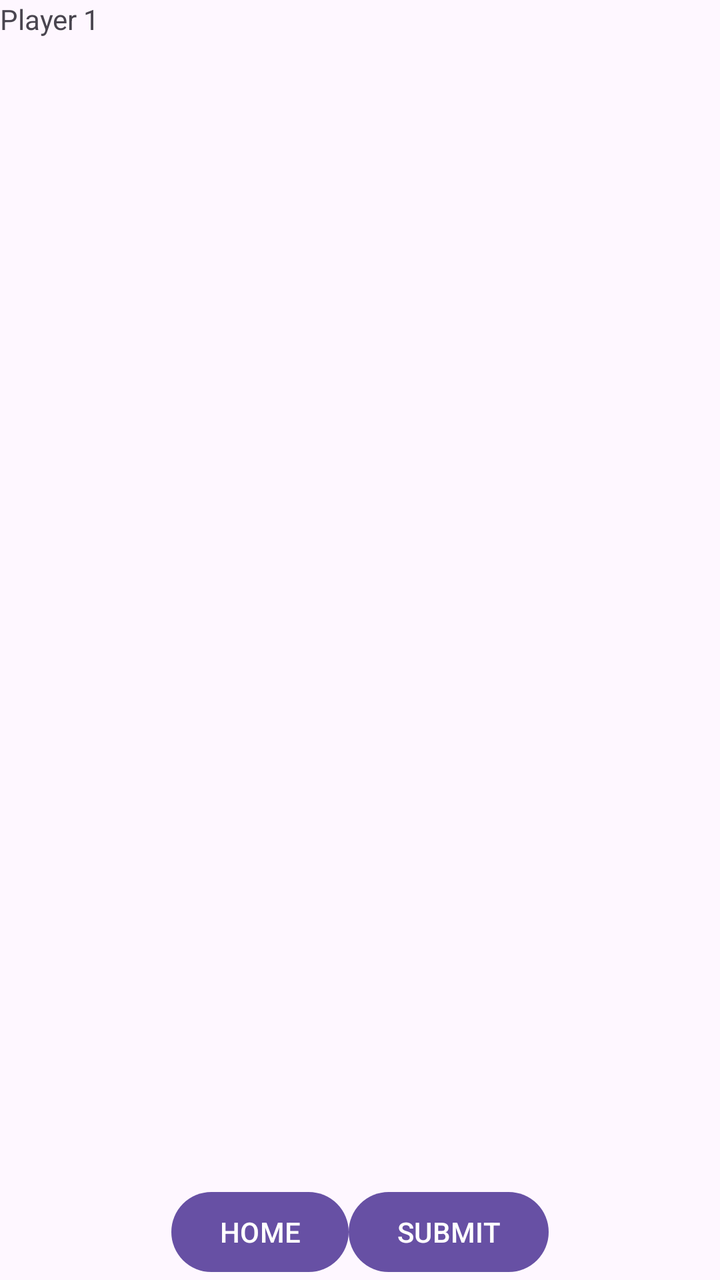
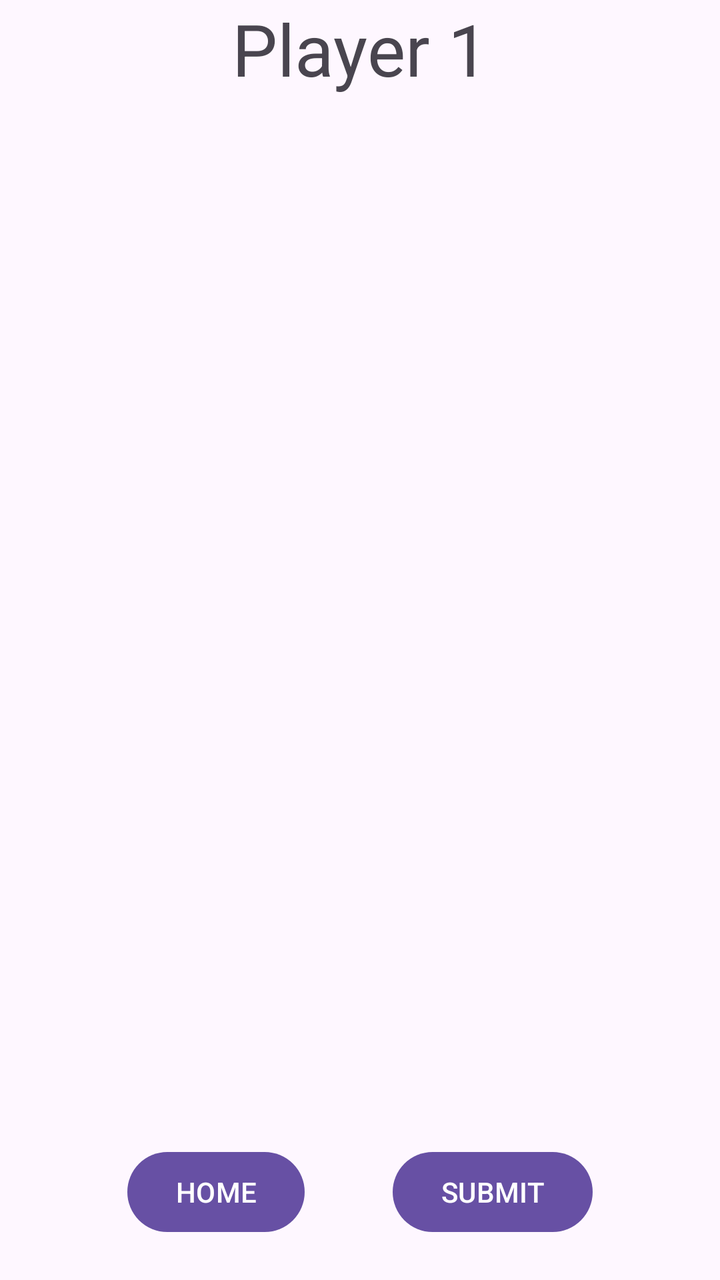

An Android layout rendered at two revisions. The XML below is the earlier revision; the diff shows what the commit changed to produce the second picture.
<!-- AndroidManifest.xml: application theme Theme.Oscarsthegrouchapp -->
<!-- res/layout/fragment_fill_ballot.xml -->
<?xml version="1.0" encoding="utf-8"?>
<androidx.constraintlayout.widget.ConstraintLayout
    xmlns:android="http://schemas.android.com/apk/res/android"
    xmlns:app="http://schemas.android.com/apk/res-auto"
    android:layout_width="match_parent"
    android:layout_height="match_parent">

    <TextView
        android:id="@+id/ballotsPlayerName"
        android:layout_width="match_parent"
        android:layout_height="wrap_content"
        android:text="Player 1"
        app:layout_constraintTop_toTopOf="parent"
        app:layout_constraintStart_toStartOf="parent"
        app:layout_constraintEnd_toEndOf="parent"
        />

    
    <androidx.recyclerview.widget.RecyclerView
        android:id="@+id/statusIndicator"
        android:layout_width="0dp"
        android:layout_height="48dp"
        android:padding="8dp"
        android:clipToPadding="false"
        app:layoutManager="androidx.recyclerview.widget.LinearLayoutManager"
        android:orientation="horizontal"
        app:layout_constraintTop_toBottomOf="@id/ballotsPlayerName"
        app:layout_constraintStart_toStartOf="parent"
        app:layout_constraintEnd_toEndOf="parent" />

    

    <FrameLayout
        android:layout_width="0dp"
        android:layout_height="0dp"
        app:layout_constraintTop_toBottomOf="@id/statusIndicator"
        app:layout_constraintBottom_toTopOf="@id/footer"
        app:layout_constraintStart_toStartOf="parent"
        app:layout_constraintEnd_toEndOf="parent"
        >
        
        <ProgressBar
            android:id="@+id/loadingView"
            android:layout_width="wrap_content"
            android:layout_height="wrap_content"
            android:layout_gravity="center" />

        
        <androidx.viewpager2.widget.ViewPager2
            android:id="@+id/viewPager"
            android:visibility="gone"
            android:layout_width="match_parent"
            android:layout_height="match_parent" />
    </FrameLayout>

    <LinearLayout
        android:id="@+id/footer"
        android:layout_width="match_parent"
        android:layout_height="wrap_content"
        app:layout_constraintBottom_toBottomOf="parent"
        app:layout_constraintStart_toStartOf="parent"
        app:layout_constraintEnd_toEndOf="parent"
        android:gravity="center"
        >
        <Button
            android:id="@+id/homeB"
            android:layout_width="wrap_content"
            android:layout_height="wrap_content"
            android:text="HOME"
            />

        <Button
            android:id="@+id/submitB"
            android:layout_width="wrap_content"
            android:layout_height="wrap_content"
            android:text="SUBMIT"
            />

    </LinearLayout>

</androidx.constraintlayout.widget.ConstraintLayout>
<!-- resources referenced by this layout -->
<resources>
  <style name="Theme.Oscarsthegrouchapp" parent="Base.Theme.Oscarsthegrouchapp" />
  <style name="Base.Theme.Oscarsthegrouchapp" parent="Theme.Material3.DayNight.NoActionBar">
          
          
      </style>
</resources>

<!-- the commit's change to res/layout/fragment_fill_ballot.xml (unified diff, before → after) -->
@@ -10,31 +10,21 @@
         android:layout_width="match_parent"
         android:layout_height="wrap_content"
         android:text="Player 1"
+        android:textSize="36sp"
+        android:gravity="center"
         app:layout_constraintTop_toTopOf="parent"
         app:layout_constraintStart_toStartOf="parent"
         app:layout_constraintEnd_toEndOf="parent"
         />
 
     
-    <androidx.recyclerview.widget.RecyclerView
-        android:id="@+id/statusIndicator"
-        android:layout_width="0dp"
-        android:layout_height="48dp"
-        android:padding="8dp"
-        android:clipToPadding="false"
-        app:layoutManager="androidx.recyclerview.widget.LinearLayoutManager"
-        android:orientation="horizontal"
-        app:layout_constraintTop_toBottomOf="@id/ballotsPlayerName"
-        app:layout_constraintStart_toStartOf="parent"
-        app:layout_constraintEnd_toEndOf="parent" />
-
-    
 
     <FrameLayout
+        android:id="@+id/questionFL"
         android:layout_width="0dp"
         android:layout_height="0dp"
-        app:layout_constraintTop_toBottomOf="@id/statusIndicator"
-        app:layout_constraintBottom_toTopOf="@id/footer"
+        app:layout_constraintTop_toBottomOf="@id/ballotsPlayerName"
+        app:layout_constraintBottom_toTopOf="@id/statusIndicator"
         app:layout_constraintStart_toStartOf="parent"
         app:layout_constraintEnd_toEndOf="parent"
         >
@@ -53,13 +43,26 @@
             android:layout_height="match_parent" />
     </FrameLayout>
 
-    <LinearLayout
+    
+    <androidx.recyclerview.widget.RecyclerView
+        android:id="@+id/statusIndicator"
+        android:layout_width="match_parent"
+        android:layout_height="48dp"
+        android:layout_margin="16dp"
+        app:layoutManager="androidx.recyclerview.widget.LinearLayoutManager"
+        android:orientation="horizontal"
+        app:layout_constraintTop_toBottomOf="@id/questionFL"
+        app:layout_constraintBottom_toTopOf="@id/footer"
+        />
+
+    <androidx.constraintlayout.widget.ConstraintLayout
         android:id="@+id/footer"
         android:layout_width="match_parent"
         android:layout_height="wrap_content"
         app:layout_constraintBottom_toBottomOf="parent"
         app:layout_constraintStart_toStartOf="parent"
         app:layout_constraintEnd_toEndOf="parent"
+        android:padding="20dp"
         android:gravity="center"
         >
         <Button
@@ -67,6 +70,10 @@
             android:layout_width="wrap_content"
             android:layout_height="wrap_content"
             android:text="HOME"
+            app:layout_constraintTop_toTopOf="parent"
+            app:layout_constraintBottom_toBottomOf="parent"
+            app:layout_constraintStart_toStartOf="parent"
+            app:layout_constraintEnd_toStartOf="@id/submitB"
             />
 
         <Button
@@ -74,8 +81,12 @@
             android:layout_width="wrap_content"
             android:layout_height="wrap_content"
             android:text="SUBMIT"
+            app:layout_constraintTop_toTopOf="parent"
+            app:layout_constraintBottom_toBottomOf="parent"
+            app:layout_constraintStart_toEndOf="@id/homeB"
+            app:layout_constraintEnd_toEndOf="parent"
             />
 
-    </LinearLayout>
+    </androidx.constraintlayout.widget.ConstraintLayout>
 
 </androidx.constraintlayout.widget.ConstraintLayout>
